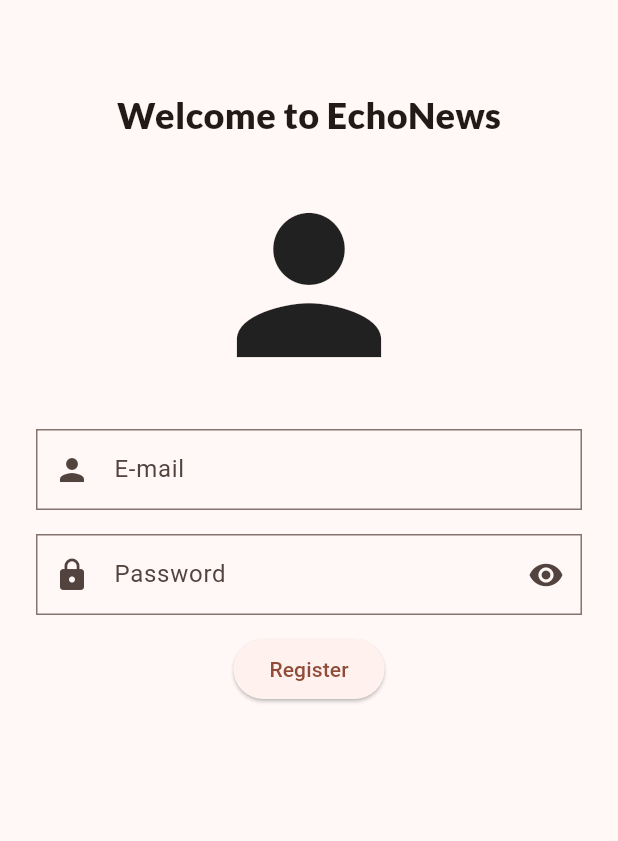
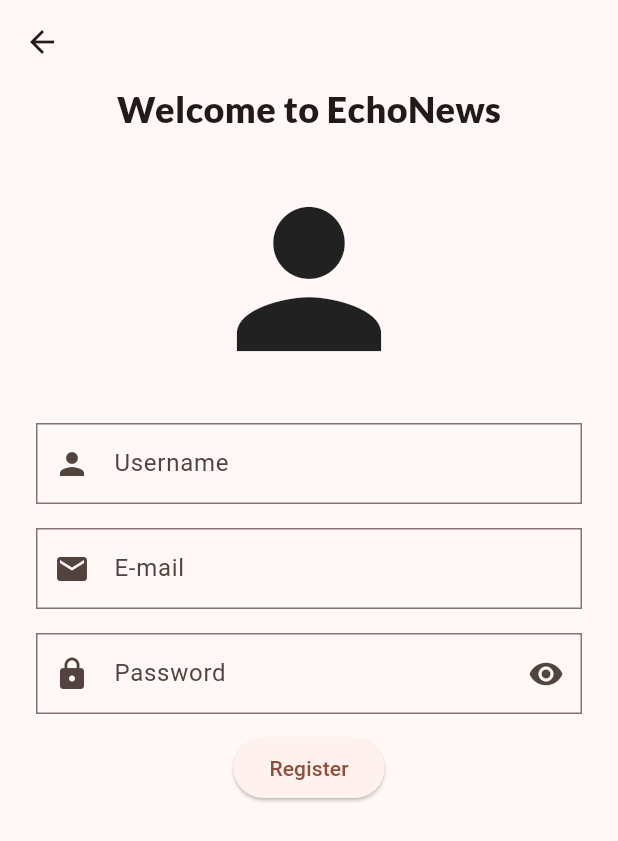
Before and after one commit to 0xbarss/echo-news, a Flutter app: the RegisterPage screen opened directly, after a tap on "Register", on a phone screen of 412 x 824 dp. Shown: the top 841 px of the screen. Run offline on Flutter 3.47's test engine with Material 3 defaults, Android fonts, the phone set to English and light mode, and no system bars; our stand-ins replace cloud_firestore, firebase_auth, firebase_core, google_fonts, share_plus; missing offline and left inert: news_api_flutter_package; accounts and stored records are empty.

Commit message:
Register page revised

```diff
--- a/lib/register.dart
+++ b/lib/register.dart
@@ -1,6 +1,7 @@
 import 'package:flutter/material.dart';
 import 'package:google_fonts/google_fonts.dart';
 import 'package:firebase_auth/firebase_auth.dart';
+import 'package:cloud_firestore/cloud_firestore.dart';
 
 class RegisterPage extends StatefulWidget {
   const RegisterPage({super.key});
@@ -10,6 +11,7 @@ class RegisterPage extends StatefulWidget {
 }
 
 class _RegisterPageState extends State<RegisterPage> {
+  TextEditingController usernameController = TextEditingController();
   TextEditingController emailController = TextEditingController();
   TextEditingController passwordController = TextEditingController();
   bool _obscureText = false;
@@ -33,12 +35,29 @@ class _RegisterPageState extends State<RegisterPage> {
   }
 
   Future<void> _onPressRegister(BuildContext context) async {
-    if (emailController.text.isEmpty || passwordController.text.isEmpty) return;
+    if (usernameController.text.isEmpty || emailController.text.isEmpty || passwordController.text.isEmpty) return;
+
+    final FirebaseAuth auth = FirebaseAuth.instance;
+    final FirebaseFirestore db = FirebaseFirestore.instance;
 
     try {
-      final credential = await FirebaseAuth.instance
+      QuerySnapshot querySnapshot = await db.collection("users").where("username", isEqualTo: usernameController.text).get();
+      if (querySnapshot.docs.isNotEmpty) {
+        if (context.mounted) {
+          showRegisterDialog(context, "This username is already in use");
+        }
+        return;
+      }
+
+      final UserCredential userCredential = await auth
           .createUserWithEmailAndPassword(
               email: emailController.text, password: passwordController.text);
+
+      db.collection("users").doc(userCredential.user!.uid).set({
+        "username": usernameController.text,
+        "e-mail": emailController.text,
+        "password": passwordController.text
+      });
     } on FirebaseAuthException catch (e) {
       if (context.mounted) {
         if (e.code == 'network-request-failed') {
@@ -67,12 +86,10 @@ class _RegisterPageState extends State<RegisterPage> {
   @override
   Widget build(BuildContext context) {
     return Scaffold(
+      appBar: AppBar(),
       body: Column(
         mainAxisAlignment: MainAxisAlignment.start,
         children: [
-          const SizedBox(
-            height: 60,
-          ),
           Text("Welcome to EchoNews",
               style:
                   GoogleFonts.lato(fontSize: 24, fontWeight: FontWeight.w800)),
@@ -87,10 +104,26 @@ class _RegisterPageState extends State<RegisterPage> {
             padding: const EdgeInsets.only(left: 24, right: 24, bottom: 16),
             child: TextField(
               textAlign: TextAlign.center,
+              keyboardType: TextInputType.text,
+              controller: usernameController,
+              decoration: const InputDecoration(
+                  prefixIcon: Icon(Icons.person),
+                  label: Text("Username"),
+                  contentPadding:
+                  EdgeInsets.symmetric(vertical: 15, horizontal: 15),
+                  border: OutlineInputBorder(
+                    borderRadius: BorderRadius.all(Radius.zero),
+                  )),
+            ),
+          ),
+          Padding(
+            padding: const EdgeInsets.only(left: 24, right: 24, bottom: 16),
+            child: TextField(
+              textAlign: TextAlign.center,
               keyboardType: TextInputType.emailAddress,
               controller: emailController,
               decoration: const InputDecoration(
-                  prefixIcon: Icon(Icons.person),
+                  prefixIcon: Icon(Icons.email),
                   label: Text("E-mail"),
                   contentPadding:
                       EdgeInsets.symmetric(vertical: 15, horizontal: 15),
--- a/pubspec.yaml
+++ b/pubspec.yaml
@@ -42,7 +42,7 @@ dependencies:
   share_plus: ^10.1.2
   firebase_core: ^3.8.1
   firebase_auth: ^5.3.4
-  cloud_firestore: ^5.5.1
+  cloud_firestore: ^5.6.0
 
 dev_dependencies:
   flutter_test:
```
Also changed, not shown: pubspec.lock.
